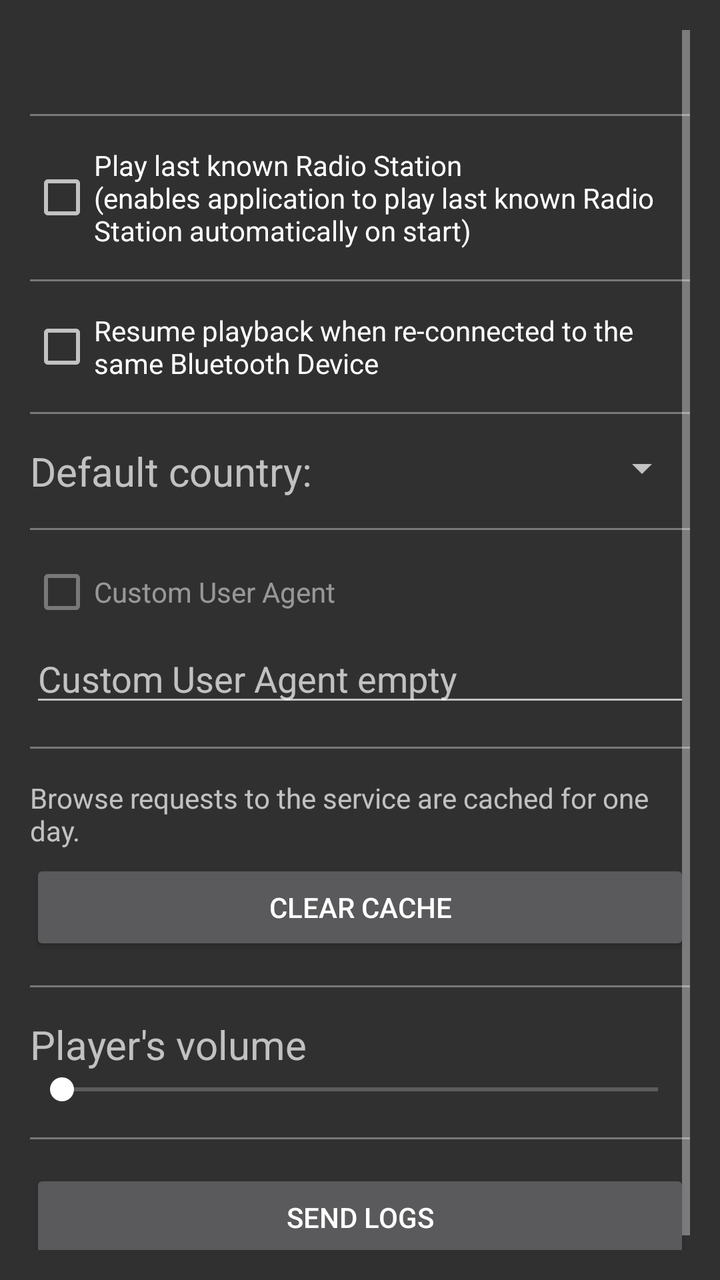
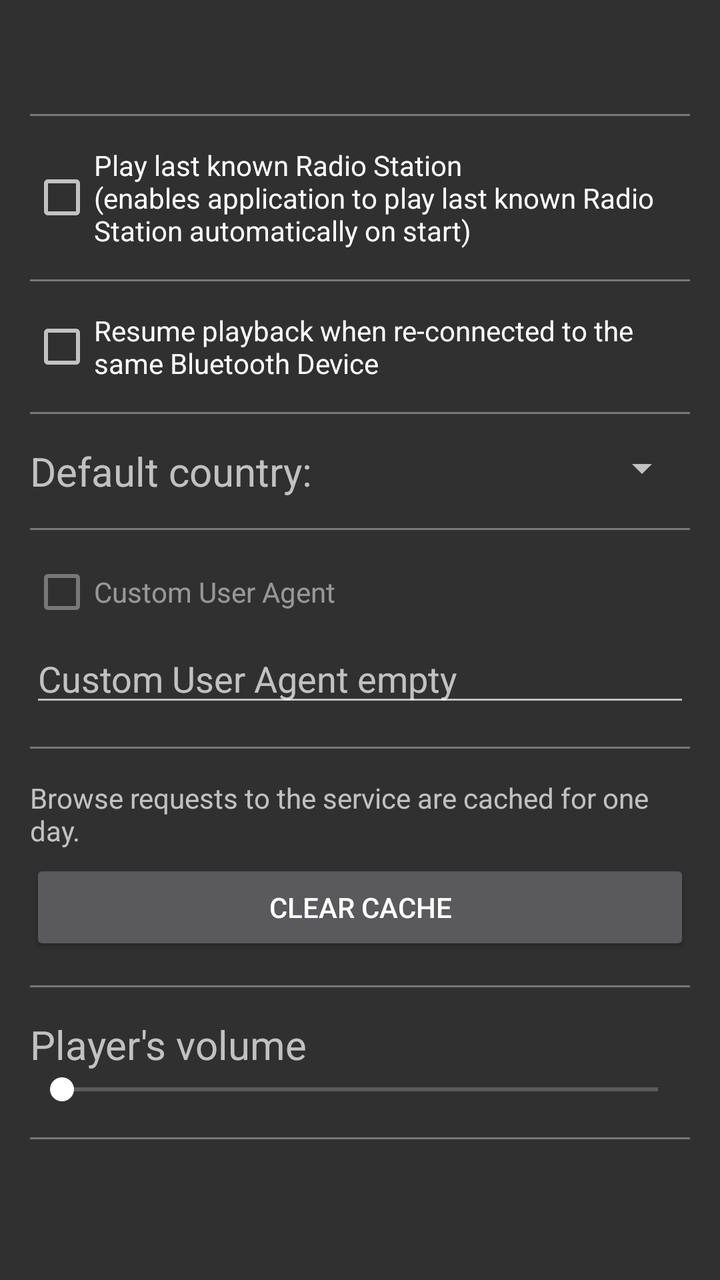

Compare the two renders of this Android layout. The source of the first and the diff that turns it into the second are given below.
<!-- AndroidManifest.xml: another module's application theme AppTheme.NoActionBar -->
<!-- res/layout/dialog_general_settings.xml -->
<?xml version="1.0" encoding="utf-8"?>
<ScrollView xmlns:android="http://schemas.android.com/apk/res/android"
    android:id="@+id/dialog_general_settings_root"
    android:layout_width="match_parent"
    android:layout_height="match_parent"
    android:orientation="vertical"
    android:padding="15dp">

    <LinearLayout
        android:layout_width="match_parent"
        android:layout_height="wrap_content"
        android:orientation="vertical">

        <TextView
            android:id="@+id/dialog_settings_title_view"
            android:layout_width="match_parent"
            android:layout_height="wrap_content"
            android:layout_marginBottom="15dp"
            android:gravity="center"
            android:textSize="20sp"
            android:textStyle="bold" />

        <View
            android:layout_width="match_parent"
            android:layout_height="1dp"
            android:layout_marginBottom="15dp"
            android:alpha="0.5"
            android:background="@color/or_color_text" />

        <CheckBox
            android:id="@+id/settings_dialog_enable_last_known_radio_station_check_view"
            android:layout_width="match_parent"
            android:layout_height="wrap_content"
            android:layout_marginBottom="15dp"
            android:text="@string/enable_last_known_radio_station_label" />

        <View
            android:layout_width="match_parent"
            android:layout_height="1dp"
            android:layout_marginBottom="15dp"
            android:alpha="0.5"
            android:background="@color/or_color_text" />

        <CheckBox
            android:id="@+id/bt_auto_restart_check_view"
            android:layout_width="match_parent"
            android:layout_height="wrap_content"
            android:layout_marginBottom="15dp"
            android:text="@string/bt_auto_restart_descr" />

        <View
            android:layout_width="match_parent"
            android:layout_height="1dp"
            android:layout_marginBottom="15dp"
            android:alpha="0.5"
            android:background="@color/or_color_text" />

        <LinearLayout
            android:layout_width="match_parent"
            android:layout_height="wrap_content"
            android:layout_gravity="center_vertical"
            android:layout_marginBottom="15dp"
            android:orientation="horizontal">

            <TextView
                android:layout_width="wrap_content"
                android:layout_height="wrap_content"
                android:layout_gravity="center_vertical"
                android:layout_marginEnd="15dp"
                android:text="@string/default_country_label"
                android:textSize="20sp" />

            <Spinner
                android:id="@+id/default_country_spinner"
                android:layout_width="match_parent"
                android:layout_height="wrap_content" />

        </LinearLayout>

        <View
            android:layout_width="match_parent"
            android:layout_height="1dp"
            android:layout_marginBottom="15dp"
            android:alpha="0.5"
            android:background="@color/or_color_text" />

        <CheckBox
            android:id="@+id/user_agent_check_view"
            android:layout_width="match_parent"
            android:layout_height="wrap_content"
            android:layout_marginBottom="5dp"
            android:alpha="0.5"
            android:text="@string/custom_user_agent_label" />

        <EditText
            android:id="@+id/user_agent_input_view"
            android:layout_width="match_parent"
            android:layout_height="wrap_content"
            android:layout_marginBottom="15dp"
            android:hint="@string/custom_user_agent_hint" />

        <View
            android:layout_width="match_parent"
            android:layout_height="1dp"
            android:layout_marginBottom="15dp"
            android:alpha="0.5"
            android:background="@color/or_color_text" />

        <TextView
            android:layout_width="match_parent"
            android:layout_height="wrap_content"
            android:layout_marginBottom="5dp"
            android:text="@string/cache_desc_text" />

        <Button
            android:id="@+id/clear_cache_btn"
            android:layout_width="match_parent"
            android:layout_height="wrap_content"
            android:layout_marginBottom="15dp"
            android:text="@string/clear_cache_lbl" />

        <View
            android:layout_width="match_parent"
            android:layout_height="1dp"
            android:layout_marginBottom="15dp"
            android:alpha="0.5"
            android:background="@color/or_color_text" />

        <TextView
            android:layout_width="wrap_content"
            android:layout_height="wrap_content"
            android:text="@string/settings_player_volume"
            android:textSize="20sp" />

        <SeekBar
            android:id="@+id/master_vol_seek_bar"
            android:layout_width="match_parent"
            android:layout_height="wrap_content"
            android:layout_marginBottom="15dp"
            android:max="100" />

        <View
            android:layout_width="match_parent"
            android:layout_height="1dp"
            android:layout_marginBottom="15dp"
            android:alpha="0.5"
            android:background="@color/or_color_text" />

        <LinearLayout
            android:layout_width="match_parent"
            android:layout_height="wrap_content"
            android:layout_marginBottom="15dp"
            android:gravity="center"
            android:orientation="horizontal">

            <ProgressBar
                android:id="@+id/send_logs_progress_view"
                android:layout_width="25dp"
                android:layout_height="match_parent"
                android:visibility="gone" />

            <Button
                android:id="@+id/send_logs_btn"
                android:layout_width="match_parent"
                android:layout_height="wrap_content"
                android:text="@string/send_logs_lbl" />

        </LinearLayout>

    </LinearLayout>

</ScrollView>
<!-- resources referenced by this layout -->
<resources>
  <color name="or_color_text">#FFC0C0C0</color>
  <string name="bt_auto_restart_descr">Resume playback when re-connected to the same Bluetooth Device</string>
  <string name="cache_desc_text">Browse requests to the service are cached for one day.</string>
  <string name="clear_cache_lbl">Clear cache</string>
  <string name="custom_user_agent_hint">Custom User Agent empty</string>
  <string name="custom_user_agent_label">Custom User Agent</string>
  <string name="default_country_label">Default country:</string>
  <string name="enable_last_known_radio_station_label">Play last known Radio Station\n(enables application to play last known Radio Station automatically on start)</string>
  <string name="send_logs_lbl">Send Logs</string>
  <string name="settings_player_volume">Player\'s volume</string>
  <style name="AppTheme.NoActionBar">
          <item name="windowActionBar">false</item>
          <item name="windowNoTitle">true</item>
          <item name="android:windowFullscreen">false</item>
      </style>
</resources>

<!-- the commit's change to res/layout/dialog_general_settings.xml (unified diff, before → after) -->
@@ -153,17 +153,6 @@
             android:gravity="center"
             android:orientation="horizontal">
 
-            <ProgressBar
-                android:id="@+id/send_logs_progress_view"
-                android:layout_width="25dp"
-                android:layout_height="match_parent"
-                android:visibility="gone" />
-
-            <Button
-                android:id="@+id/send_logs_btn"
-                android:layout_width="match_parent"
-                android:layout_height="wrap_content"
-                android:text="@string/send_logs_lbl" />
 
         </LinearLayout>
 
<!-- resource entries referenced after the edit -->
@@ -8,7 +8,6 @@
   <string name="custom_user_agent_label">Custom User Agent</string>
   <string name="default_country_label">Default country:</string>
   <string name="enable_last_known_radio_station_label">Play last known Radio Station\n(enables application to play last known Radio Station automatically on start)</string>
-  <string name="send_logs_lbl">Send Logs</string>
   <string name="settings_player_volume">Player\'s volume</string>
   <style name="AppTheme.NoActionBar">
           <item name="windowActionBar">false</item>
